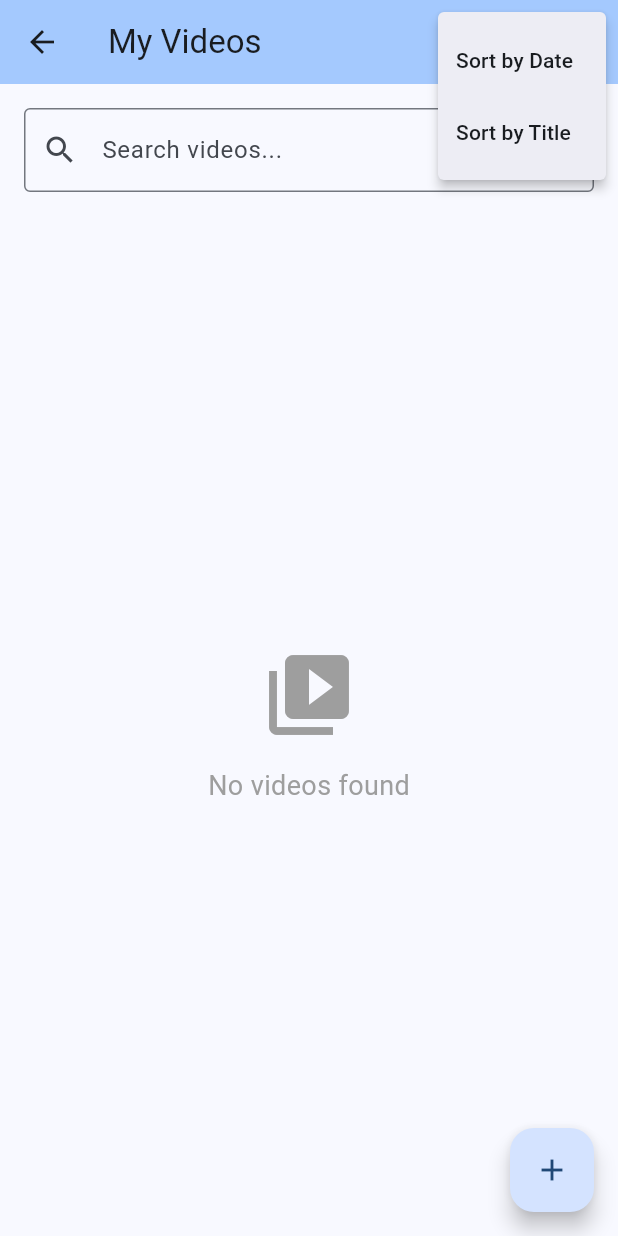
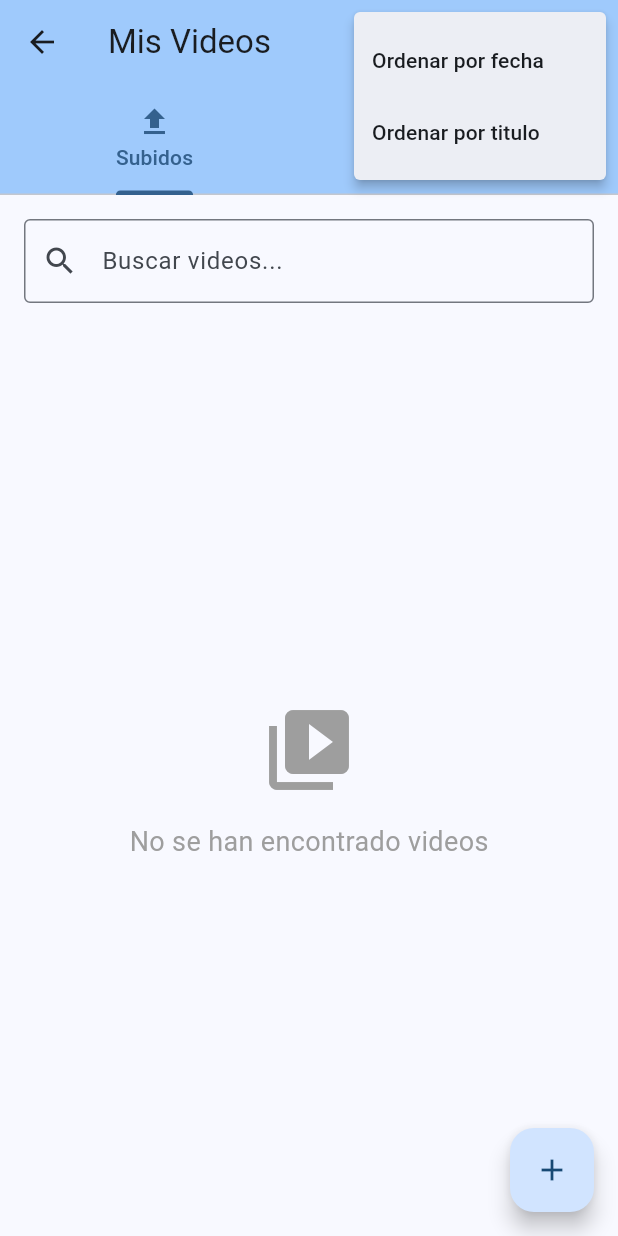
Before and after one commit to Antony-Holguin/App-movil, a Flutter app: the VideoListScreen screen opened directly, after a tap on the "add" icon, after a tap on the "more vert" icon, on a phone screen of 412 x 824 dp. Run offline on Flutter 3.47's test engine with Material 3 defaults, Android fonts, the phone set to English and light mode, and no system bars; our stand-ins replace camera, file_picker, image_picker, permission_handler, video_player; missing offline and left inert: mailer; network calls fail.

Commit message:
Se anadio endpoints para ver videos subidos y publicados

```diff
--- a/lib/main.dart
+++ b/lib/main.dart
@@ -16,7 +16,7 @@ class MyApp extends StatelessWidget {
   @override
   Widget build(BuildContext context) {
     return MaterialApp(
-      title: 'Quito Honesto',
+      title: 'Social man app',
       debugShowCheckedModeBanner: false,
       theme: _buildTheme(),
       //home: const MyHomePage(),
@@ -34,6 +34,6 @@ class MyApp extends StatelessWidget {
   ThemeData _buildTheme() {
     return ThemeData(
         colorScheme: ColorScheme.fromSeed(
-            seedColor: const Color.fromARGB(255, 9, 71, 128)));
+            seedColor: const Color.fromARGB(255, 11, 19, 28)));
   }
 }
--- a/lib/screens/second_home_page.dart
+++ b/lib/screens/second_home_page.dart
@@ -41,7 +41,7 @@ class SecondHomePage extends StatelessWidget{
                 ),
                 const SizedBox(height: 16),
                 const Text(
-                  'Manage and share your videos across social media platforms',
+                  'Plataforma para subida de videos',
                   textAlign: TextAlign.center,
                   style: TextStyle(
                     fontSize: 16,
@@ -60,7 +60,7 @@ class SecondHomePage extends StatelessWidget{
                       );
                     },
                     icon: const Icon(Icons.video_library),
-                    label: const Text('My Videos'),
+                    label: const Text('Mis Videos'),
                     style: ElevatedButton.styleFrom(
                       padding: const EdgeInsets.symmetric(vertical: 16),
                       textStyle: const TextStyle(fontSize: 18),
@@ -79,7 +79,7 @@ class SecondHomePage extends StatelessWidget{
                       );
                     },
                     icon: const Icon(Icons.videocam),
-                    label: const Text('Upload Video'),
+                    label: const Text('Subir videos'),
                     style: ElevatedButton.styleFrom(
                       padding: const EdgeInsets.symmetric(vertical: 16),
                       textStyle: const TextStyle(fontSize: 18),
--- a/lib/screens/video_list_screen.dart
+++ b/lib/screens/video_list_screen.dart
@@ -12,31 +12,47 @@ class VideoListScreen extends StatefulWidget {
   State<VideoListScreen> createState() => _VideoListScreenState();
 }
 
-class _VideoListScreenState extends State<VideoListScreen> {
+class _VideoListScreenState extends State<VideoListScreen> with SingleTickerProviderStateMixin {
   final VideoService _videoService = VideoService();
   final TextEditingController _searchController = TextEditingController();
 
-  List<VideoModel> _videos = [];
-  List<VideoModel> _filteredVideos = [];
-  bool _isLoading = true;
+  late TabController _tabController;
+
+  List<VideoModel> _uploadedVideos = [];
+  List<VideoModel> _publishedVideos = [];
+  List<VideoModel> _filteredUploadedVideos = [];
+  List<VideoModel> _filteredPublishedVideos = [];
+
+  bool _isLoadingUploaded = true;
+  bool _isLoadingPublished = true;
   String _sortBy = 'date';
   String _searchQuery = '';
 
   @override
   void initState() {
     super.initState();
+    _tabController = TabController(length: 2, vsync: this);
     _loadVideos();
   }
 
   @override
   void dispose() {
+    _tabController.dispose();
     _searchController.dispose();
     super.dispose();
   }
 
   Future<void> _loadVideos() async {
+    // Cargar videos subidos y publicados en paralelo
+    await Future.wait([
+      _loadUploadedVideos(),
+      _loadPublishedVideos(),
+    ]);
+  }
+
+  Future<void> _loadUploadedVideos() async {
     setState(() {
-      _isLoading = true;
+      _isLoadingUploaded = true;
     });
 
     try {
@@ -45,16 +61,41 @@ class _VideoListScreenState extends State<VideoListScreen> {
         sortBy: _sortBy,
       );
       setState(() {
-        _videos = videos;
-        _filteredVideos = videos;
+        _uploadedVideos = videos;
+        _filteredUploadedVideos = videos;
       });
     } catch (e) {
       ScaffoldMessenger.of(context).showSnackBar(
-        SnackBar(content: Text('Error loading videos: $e')),
+        SnackBar(content: Text('Error loading uploaded videos: $e')),
       );
     } finally {
       setState(() {
-        _isLoading = false;
+        _isLoadingUploaded = false;
+      });
+    }
+  }
+
+  Future<void> _loadPublishedVideos() async {
+    setState(() {
+      _isLoadingPublished = true;
+    });
+
+    try {
+      final videos = await _videoService.getPublishedVideos(
+        search: _searchQuery.isNotEmpty ? _searchQuery : null,
+        sortBy: _sortBy,
+      );
+      setState(() {
+        _publishedVideos = videos;
+        _filteredPublishedVideos = videos;
+      });
+    } catch (e) {
+      ScaffoldMessenger.of(context).showSnackBar(
+        SnackBar(content: Text('Error loading published videos: $e')),
+      );
+    } finally {
+      setState(() {
+        _isLoadingPublished = false;
       });
     }
   }
@@ -63,9 +104,16 @@ class _VideoListScreenState extends State<VideoListScreen> {
     setState(() {
       _searchQuery = query;
       if (query.isEmpty) {
-        _filteredVideos = _videos;
+        _filteredUploadedVideos = _uploadedVideos;
+        _filteredPublishedVideos = _publishedVideos;
       } else {
-        _filteredVideos = _videos.where((video) {
+        _filteredUploadedVideos = _uploadedVideos.where((video) {
+          return video.title.toLowerCase().contains(query.toLowerCase()) ||
+                 video.description.toLowerCase().contains(query.toLowerCase()) ||
+                 video.tags.any((tag) => tag.toLowerCase().contains(query.toLowerCase()));
+        }).toList();
+
+        _filteredPublishedVideos = _publishedVideos.where((video) {
           return video.title.toLowerCase().contains(query.toLowerCase()) ||
                  video.description.toLowerCase().contains(query.toLowerCase()) ||
                  video.tags.any((tag) => tag.toLowerCase().contains(query.toLowerCase()));
@@ -77,7 +125,18 @@ class _VideoListScreenState extends State<VideoListScreen> {
   void _sortVideos(String sortBy) {
     setState(() {
       _sortBy = sortBy;
-      _filteredVideos.sort((a, b) {
+
+      _filteredUploadedVideos.sort((a, b) {
+        switch (sortBy) {
+          case 'title':
+            return a.title.compareTo(b.title);
+          case 'date':
+          default:
+            return b.uploadDate.compareTo(a.uploadDate);
+        }
+      });
+
+      _filteredPublishedVideos.sort((a, b) {
         switch (sortBy) {
           case 'title':
             return a.title.compareTo(b.title);
@@ -93,8 +152,8 @@ class _VideoListScreenState extends State<VideoListScreen> {
     final confirmed = await showDialog<bool>(
       context: context,
       builder: (context) => AlertDialog(
-        title: const Text('Delete Video'),
-        content: Text('Are you sure you want to delete "${video.title}"?'),
+        title: const Text('Eliminar Video'),
+        content: Text('Estas seguro que quieres eliminar el video "${video.title}"?'),
         actions: [
           TextButton(
             onPressed: () => Navigator.of(context).pop(false),
@@ -112,8 +171,10 @@ class _VideoListScreenState extends State<VideoListScreen> {
       try {
         await _videoService.deleteVideo(video.id);
         setState(() {
-          _videos.removeWhere((v) => v.id == video.id);
-          _filteredVideos.removeWhere((v) => v.id == video.id);
+          _uploadedVideos.removeWhere((v) => v.id == video.id);
+          _publishedVideos.removeWhere((v) => v.id == video.id);
+          _filteredUploadedVideos.removeWhere((v) => v.id == video.id);
+          _filteredPublishedVideos.removeWhere((v) => v.id == video.id);
         });
         ScaffoldMessenger.of(context).showSnackBar(
           const SnackBar(content: Text('Video deleted successfully')),
@@ -126,11 +187,49 @@ class _VideoListScreenState extends State<VideoListScreen> {
     }
   }
 
+  Widget _buildVideoList(List<VideoModel> videos, bool isLoading) {
+    if (isLoading) {
+      return const Center(child: CircularProgressIndicator());
+    }
+
+    if (videos.isEmpty) {
+      return const Center(
+        child: Column(
+          mainAxisAlignment: MainAxisAlignment.center,
+          children: [
+            Icon(Icons.video_library, size: 64, color: Colors.grey),
+            SizedBox(height: 16),
+            Text(
+              'No se han encontrado videos',
+              style: TextStyle(fontSize: 18, color: Colors.grey),
+            ),
+          ],
+        ),
+      );
+    }
+
+    return ListView.builder(
+      itemCount: videos.length,
+      itemBuilder: (context, index) {
+        final video = videos[index];
+        return VideoListItem(
+          video: video,
+          onDelete: () => _deleteVideo(video),
+          onPublish: () => Navigator.of(context).push(
+            MaterialPageRoute(
+              builder: (context) => VideoPublishScreen(video: video),
+            ),
+          ),
+        );
+      },
+    );
+  }
+
   @override
   Widget build(BuildContext context) {
     return Scaffold(
       appBar: AppBar(
-        title: const Text('My Videos'),
+        title: const Text('Mis Videos'),
         backgroundColor: Theme.of(context).colorScheme.inversePrimary,
         actions: [
           PopupMenuButton<String>(
@@ -138,15 +237,22 @@ class _VideoListScreenState extends State<VideoListScreen> {
             itemBuilder: (context) => [
               const PopupMenuItem(
                 value: 'date',
-                child: Text('Sort by Date'),
+                child: Text('Ordenar por fecha'),
               ),
               const PopupMenuItem(
                 value: 'title',
-                child: Text('Sort by Title'),
+                child: Text('Ordenar por titulo'),
               ),
             ],
           ),
         ],
+        bottom: TabBar(
+          controller: _tabController,
+          tabs: const [
+            Tab(text: 'Subidos', icon: Icon(Icons.upload)),
+            Tab(text: 'Publicados', icon: Icon(Icons.public)),
+          ],
+        ),
       ),
       body: Column(
         children: [
@@ -155,7 +261,7 @@ class _VideoListScreenState extends State<VideoListScreen> {
             child: TextField(
               controller: _searchController,
               decoration: const InputDecoration(
-                labelText: 'Search videos...',
+                labelText: 'Buscar videos...',
                 prefixIcon: Icon(Icons.search),
                 border: OutlineInputBorder(),
               ),
@@ -163,37 +269,13 @@ class _VideoListScreenState extends State<VideoListScreen> {
             ),
           ),
           Expanded(
-            child: _isLoading
-                ? const Center(child: CircularProgressIndicator())
-                : _filteredVideos.isEmpty
-                    ? const Center(
-                        child: Column(
-                          mainAxisAlignment: MainAxisAlignment.center,
-                          children: [
-                            Icon(Icons.video_library, size: 64, color: Colors.grey),
-                            SizedBox(height: 16),
-                            Text(
-                              'No videos found',
-                              style: TextStyle(fontSize: 18, color: Colors.grey),
-                            ),
-                          ],
-                        ),
-                      )
-                    : ListView.builder(
-                        itemCount: _filteredVideos.length,
-                        itemBuilder: (context, index) {
-                          final video = _filteredVideos[index];
-                          return VideoListItem(
-                            video: video,
-                            onDelete: () => _deleteVideo(video),
-                            onPublish: () => Navigator.of(context).push(
-                              MaterialPageRoute(
-                                builder: (context) => VideoPublishScreen(video: video),
-                              ),
-                            ),
-                          );
-                        },
-                      ),
+            child: TabBarView(
+              controller: _tabController,
+              children: [
+                _buildVideoList(_filteredUploadedVideos, _isLoadingUploaded),
+                _buildVideoList(_filteredPublishedVideos, _isLoadingPublished),
+              ],
+            ),
           ),
         ],
       ),
--- a/lib/screens/video_upload_screen.dart
+++ b/lib/screens/video_upload_screen.dart
@@ -52,7 +52,7 @@ class _VideoUploadScreenState extends State<VideoUploadScreen> {
   Future<void> _recordVideo() async {
     if (_cameras.isEmpty) {
       ScaffoldMessenger.of(context).showSnackBar(
-        const SnackBar(content: Text('No cameras available')),
+        const SnackBar(content: Text('Sin camaras disponibles')),
       );
       return;
     }
@@ -60,7 +60,7 @@ class _VideoUploadScreenState extends State<VideoUploadScreen> {
     final permission = await Permission.camera.request();
     if (!permission.isGranted) {
       ScaffoldMessenger.of(context).showSnackBar(
-        const SnackBar(content: Text('Camera permission required')),
+        const SnackBar(content: Text('Se necesitan permisos para abrir la camara')),
       );
       return;
     }
@@ -157,7 +157,7 @@ class _VideoUploadScreenState extends State<VideoUploadScreen> {
   Widget build(BuildContext context) {
     return Scaffold(
       appBar: AppBar(
-        title: const Text('Upload Video'),
+        title: const Text('Subir Video'),
         backgroundColor: Theme.of(context).colorScheme.inversePrimary,
       ),
       body: SingleChildScrollView(
@@ -174,7 +174,7 @@ class _VideoUploadScreenState extends State<VideoUploadScreen> {
                       const Icon(Icons.videocam, size: 64, color: Colors.grey),
                       const SizedBox(height: 16),
                       const Text(
-                        'Select a video to upload',
+                        'Selecciona un video para subir',
                         style: TextStyle(fontSize: 18, fontWeight: FontWeight.w500),
                       ),
                       const SizedBox(height: 16),
@@ -184,12 +184,12 @@ class _VideoUploadScreenState extends State<VideoUploadScreen> {
                           ElevatedButton.icon(
                             onPressed: _recordVideo,
                             icon: const Icon(Icons.videocam),
-                            label: const Text('Record'),
+                            label: const Text('Grabar'),
                           ),
                           ElevatedButton.icon(
                             onPressed: _selectFromGallery,
                             icon: const Icon(Icons.photo_library),
-                            label: const Text('Gallery'),
+                            label: const Text('Galeria'),
                           ),
                         ],
                       ),
--- a/lib/services/video_service.dart
+++ b/lib/services/video_service.dart
@@ -4,34 +4,137 @@ import 'package:http/http.dart' as http;
 import '../models/video_model.dart';
 
 class VideoService {
-  static const String baseUrl = 'https://your-backend-url.com/api';
+  static const String baseUrl = 'https://18.228.5.49:443';
 
   Future<List<VideoModel>> getVideos({String? search, String? sortBy}) async {
     try {
-      var uri = Uri.parse('$baseUrl/videos');
-      var params = <String, String>{};
+      // Usar endpoints disponibles según el tipo de video
+      var uri = Uri.parse('$baseUrl/videos/uploaded');
 
-      if (search != null && search.isNotEmpty) {
-        params['search'] = search;
-      }
-      if (sortBy != null && sortBy.isNotEmpty) {
-        params['sort_by'] = sortBy;
-      }
+      // Configurar headers para HTTPS
+      final headers = {
+        'Content-Type': 'application/json',
+        'Accept': 'application/json',
+      };
 
-      if (params.isNotEmpty) {
-        uri = uri.replace(queryParameters: params);
-      }
-
-      final response = await http.get(uri);
+      final response = await http.get(uri, headers: headers);
 
       if (response.statusCode == 200) {
-        final List<dynamic> jsonData = json.decode(response.body);
-        return jsonData.map((json) => VideoModel.fromJson(json)).toList();
+        final dynamic jsonData = json.decode(response.body);
+
+        // Manejo flexible del formato de respuesta
+        List<dynamic> videoList;
+        if (jsonData is List) {
+          videoList = jsonData;
+        } else if (jsonData is Map && jsonData['data'] != null) {
+          videoList = jsonData['data'];
+        } else if (jsonData is Map && jsonData['videos'] != null) {
+          videoList = jsonData['videos'];
+        } else {
+          videoList = [];
+        }
+
+        List<VideoModel> videos = videoList.map((json) {
+          try {
+            return VideoModel.fromJson(json);
+          } catch (e) {
+            // Crear modelo básico si hay error en el parsing
+            return VideoModel(
+              id: json['id']?.toString() ?? DateTime.now().millisecondsSinceEpoch.toString(),
+              title: json['title']?.toString() ?? 'Video sin título',
+              description: json['description']?.toString() ?? '',
+              filePath: json['file_path']?.toString() ?? '',
+              s3Url: json['s3_url']?.toString() ?? json['url']?.toString() ?? '',
+              tags: json['tags'] is List ? List<String>.from(json['tags']) : [],
+              uploadDate: DateTime.tryParse(json['upload_date']?.toString() ?? '') ?? DateTime.now(),
+              duration: int.tryParse(json['duration']?.toString() ?? '0') ?? 0,
+              thumbnailPath: json['thumbnail_path']?.toString() ?? json['thumbnail']?.toString() ?? '',
+              isPublished: json['is_published'] == true || json['published'] == true,
+              publishedPlatforms: json['published_platforms'] is List
+                  ? List<String>.from(json['published_platforms'])
+                  : [],
+            );
+          }
+        }).toList();
+
+        // Aplicar filtros localmente si son necesarios
+        if (search != null && search.isNotEmpty) {
+          videos = videos.where((video) {
+            return video.title.toLowerCase().contains(search.toLowerCase()) ||
+                   video.description.toLowerCase().contains(search.toLowerCase()) ||
+                   video.tags.any((tag) => tag.toLowerCase().contains(search.toLowerCase()));
+          }).toList();
+        }
+
+        // Aplicar ordenamiento
+        if (sortBy == 'title') {
+          videos.sort((a, b) => a.title.compareTo(b.title));
+        } else {
+          videos.sort((a, b) => b.uploadDate.compareTo(a.uploadDate));
+        }
+
+        return videos;
       } else {
         throw Exception('Failed to load videos: ${response.statusCode}');
       }
     } catch (e) {
       throw Exception('Error fetching videos: $e');
+    }
+  }
+
+  Future<List<VideoModel>> getPublishedVideos({String? search, String? sortBy}) async {
+    try {
+      var uri = Uri.parse('$baseUrl/videos/published');
+
+      final headers = {
+        'Content-Type': 'application/json',
+        'Accept': 'application/json',
+      };
+
+      final response = await http.get(uri, headers: headers);
+
+      if (response.statusCode == 200) {
+        final dynamic jsonData = json.decode(response.body);
+
+        List<dynamic> videoList;
+        if (jsonData is List) {
+          videoList = jsonData;
+        } else if (jsonData is Map && jsonData['data'] != null) {
+          videoList = jsonData['data'];
+        } else if (jsonData is Map && jsonData['videos'] != null) {
+          videoList = jsonData['videos'];
+        } else {
+          videoList = [];
+        }
+
+        List<VideoModel> videos = videoList.map((json) {
+          try {
+            return VideoModel.fromJson(json);
+          } catch (e) {
+            return VideoModel(
+              id: json['id']?.toString() ?? DateTime.now().millisecondsSinceEpoch.toString(),
+              title: json['title']?.toString() ?? 'Video sin título',
+              description: json['description']?.toString() ?? '',
+              filePath: json['file_path']?.toString() ?? '',
+              s3Url: json['s3_url']?.toString() ?? json['url']?.toString() ?? '',
+              tags: json['tags'] is List ? List<String>.from(json['tags']) : [],
+              uploadDate: DateTime.tryParse(json['upload_date']?.toString() ?? '') ?? DateTime.now(),
+              duration: int.tryParse(json['duration']?.toString() ?? '0') ?? 0,
+              thumbnailPath: json['thumbnail_path']?.toString() ?? json['thumbnail']?.toString() ?? '',
+              isPublished: true, // Son videos publicados
+              publishedPlatforms: json['published_platforms'] is List
+                  ? List<String>.from(json['published_platforms'])
+                  : [],
+            );
+          }
+        }).toList();
+
+        return videos;
+      } else {
+        throw Exception('Failed to load published videos: ${response.statusCode}');
+      }
+    } catch (e) {
+      throw Exception('Error fetching published videos: $e');
     }
   }
 
```
Also changed, not shown: lib/screens/video_publish_screen.dart (+9 -9 lines), 2 other files.
